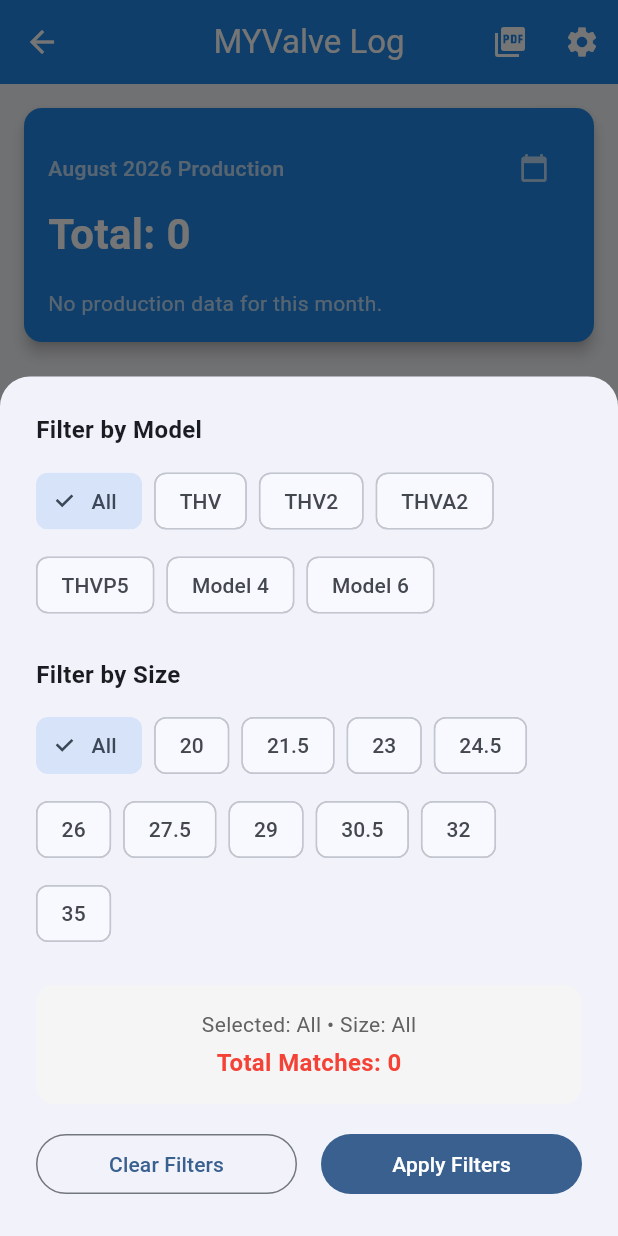
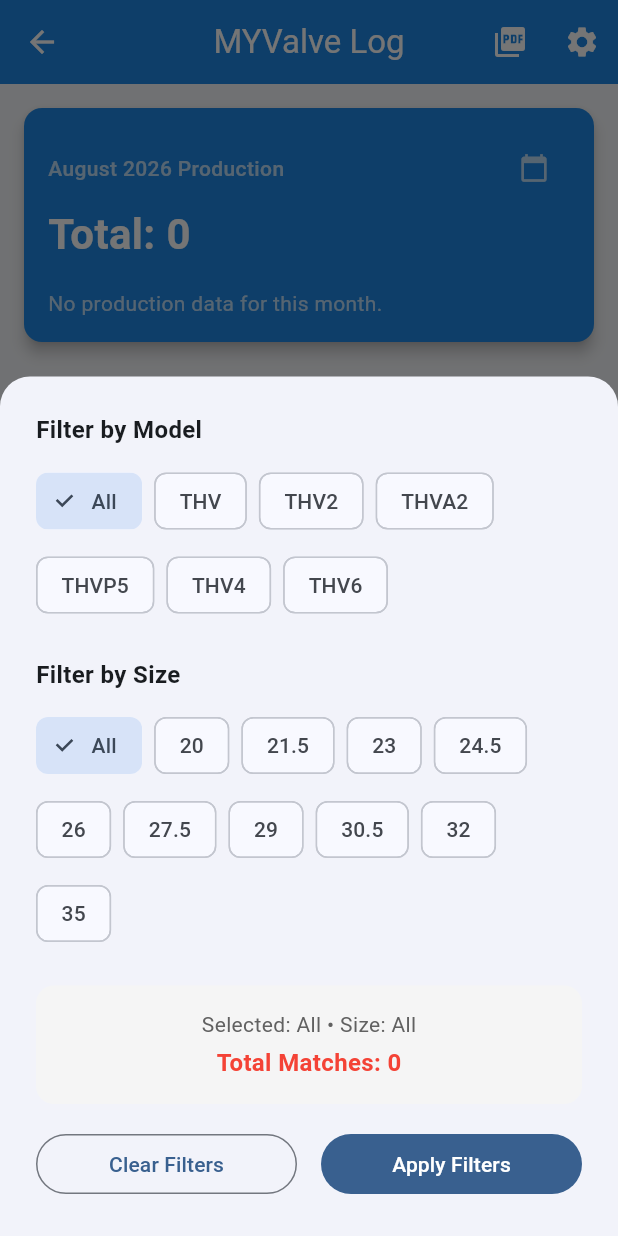
Before and after one commit to mahakal404/MyValvelog, a Flutter app: the _DashboardContent screen opened directly, after a tap on the "filter list" icon, on a phone screen of 412 x 824 dp. Run offline on Flutter 3.47's test engine with Material 3 defaults, Android fonts, the phone set to English and light mode, and no system bars; drawn by our look-alikes of showcaseview; our stand-ins replace connectivity_plus, google_fonts, google_mobile_ads, open_filex, pdf, printing and 2 more; missing offline and left inert: file_saver; accounts and stored records are empty; network calls fail.

Commit message:
Update nomenclature from Model 4/6 to THV4/THV6 and add db migration

```diff
--- a/lib/screens/dashboard_screen.dart
+++ b/lib/screens/dashboard_screen.dart
@@ -666,8 +666,8 @@ class _DashboardContentState extends State<_DashboardContent> {
       'THV2',
       'THVA2',
       'THVP5',
-      'Model 4',
-      'Model 6',
+      'THV4',
+      'THV6',
     ];
     final baseSizes = [
       'All',
--- a/lib/screens/entry_form_screen.dart
+++ b/lib/screens/entry_form_screen.dart
@@ -30,7 +30,7 @@ class _EntryFormScreenState extends State<EntryFormScreen> {
   final _sizeController = TextEditingController();
 
   String _selectedModel = 'THV';
-  final List<String> _models = ['THV', 'THV2', 'Model 4', 'THVP5', 'Model 6'];
+  final List<String> _models = ['THV', 'THV2', 'THV4', 'THVP5', 'THV6'];
   bool _manualModel = false;
 
   String _selectedSize = '20';
--- a/lib/services/database_helper.dart
+++ b/lib/services/database_helper.dart
@@ -20,7 +20,7 @@ class DatabaseHelper {
 
     return await openDatabase(
       path,
-      version: 3,
+      version: 4,
       onCreate: _createDB,
       onUpgrade: _upgradeDB,
     );
@@ -69,6 +69,12 @@ CREATE TABLE entries (
 
     if (oldVersion < 3) {
       await db.execute("ALTER TABLE entries ADD COLUMN borrowedFromAssembly TEXT");
+    }
+
+    if (oldVersion < 4) {
+      // Migrate old model names to new nomenclature
+      await db.execute("UPDATE entries SET model = 'THV4' WHERE model = 'Model 4'");
+      await db.execute("UPDATE entries SET model = 'THV6' WHERE model = 'Model 6'");
     }
   }
 
```
